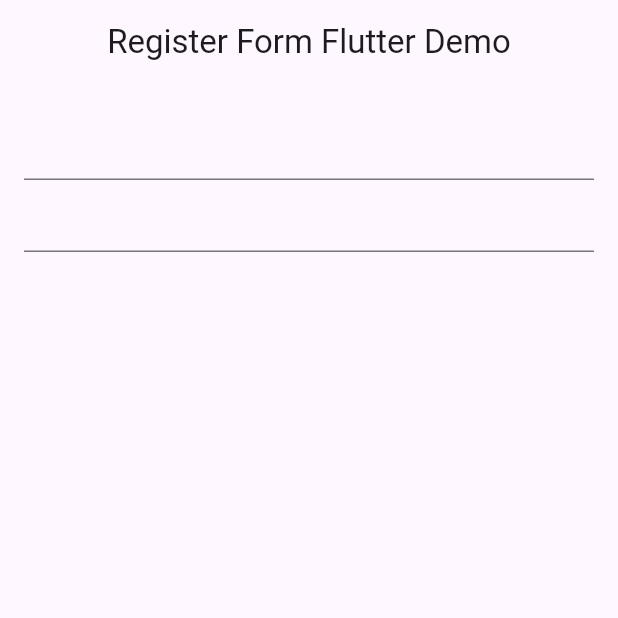
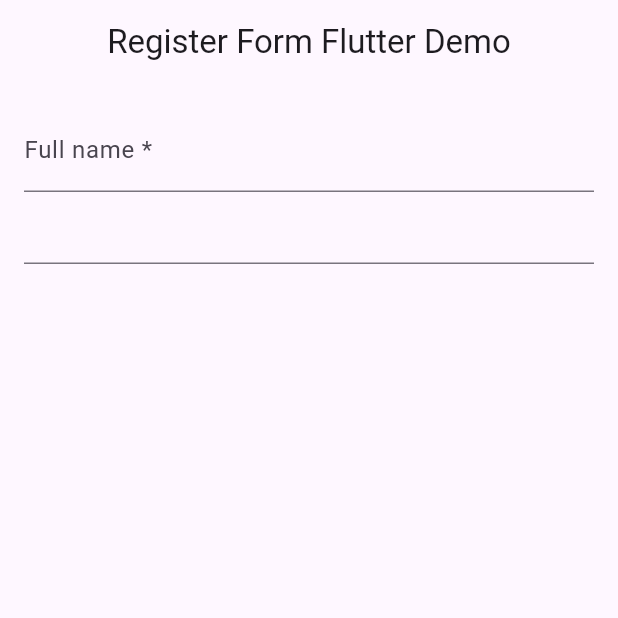
Before and after one commit to TheBaytur/form, a Flutter app: the screen it shows after launch, on a phone screen of 412 x 824 dp, the top half of it. Run offline on Flutter 3.47's test engine with Material 3 defaults, Android fonts, the phone set to English and light mode, and no system bars.

Commit message:
FullName

```diff
--- a/lib/pages/register_home_page.dart
+++ b/lib/pages/register_home_page.dart
@@ -19,7 +19,8 @@ class _RegisterHomePageState extends State<RegisterHomePage> {
         child: ListView(
           padding: EdgeInsets.all(16.0),
           children: [
-            TextField(),
+            TextField(decoration: InputDecoration(labelText: 'Full name *'),
+            ),
             TextFormField(),
           ],
         ),
```
